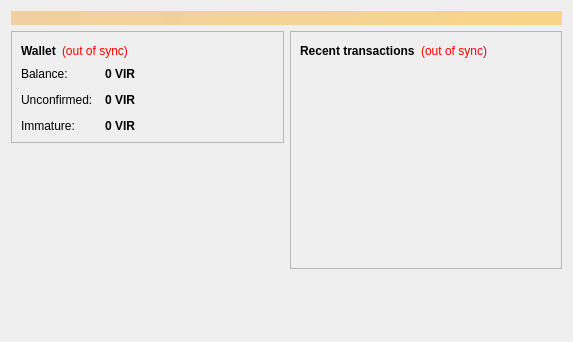
Qt form src/qt/forms/overviewpage.ui (RagnarDanneskjold/smallchange) before a commit.
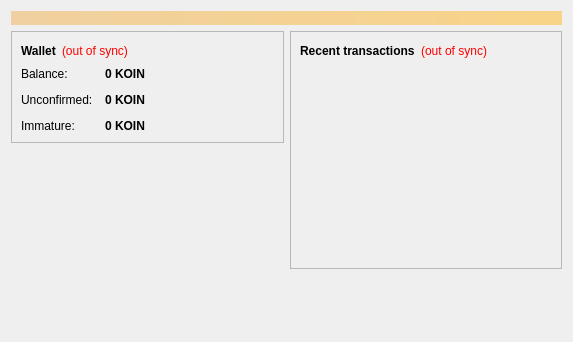
The same form after that commit.

Commit message: setting up koin

```diff
--- a/src/qt/forms/overviewpage.ui
+++ b/src/qt/forms/overviewpage.ui
@@ -122,7 +122,7 @@
                <string>Your current balance</string>
               </property>
               <property name="text">
-               <string notr="true">0 VIR</string>
+               <string notr="true">0 KOIN</string>
               </property>
               <property name="textInteractionFlags">
                <set>Qt::LinksAccessibleByMouse|Qt::TextSelectableByKeyboard|Qt::TextSelectableByMouse</set>
@@ -151,7 +151,7 @@
                <string>Total of transactions that have yet to be confirmed, and do not yet count toward the current balance</string>
               </property>
               <property name="text">
-               <string notr="true">0 VIR</string>
+               <string notr="true">0 KOIN</string>
               </property>
               <property name="textInteractionFlags">
                <set>Qt::LinksAccessibleByMouse|Qt::TextSelectableByKeyboard|Qt::TextSelectableByMouse</set>
@@ -177,7 +177,7 @@
                <string>Mined balance that has not yet matured</string>
               </property>
               <property name="text">
-               <string notr="true">0 VIR</string>
+               <string notr="true">0 KOIN</string>
               </property>
               <property name="textInteractionFlags">
                <set>Qt::LinksAccessibleByMouse|Qt::TextSelectableByKeyboard|Qt::TextSelectableByMouse</set>
```
Left out of the diff: 4 changed lines with no effect on the pictures. The commit also changes 114 other files.
